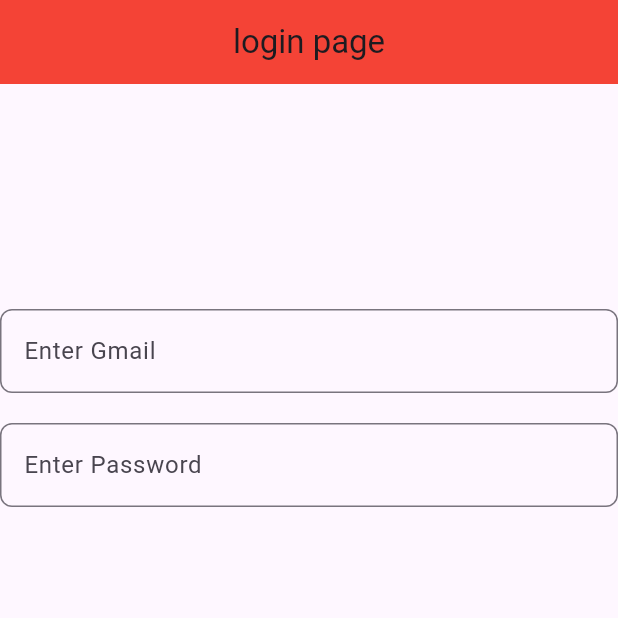
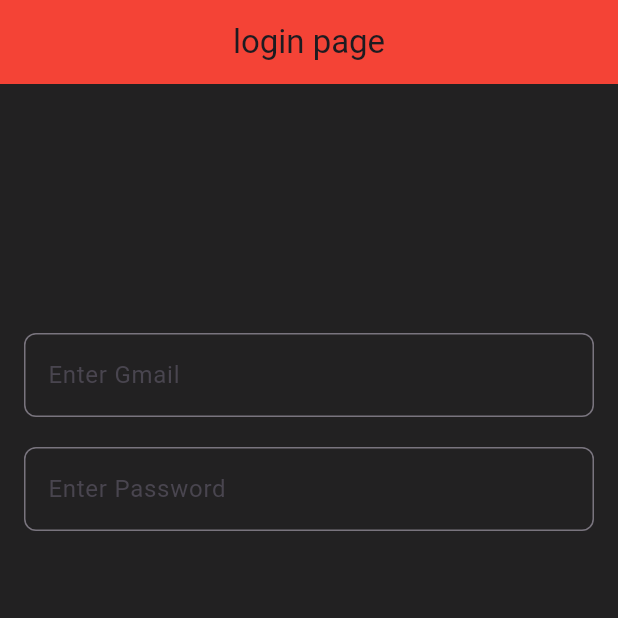
Before and after one commit to aliraza055/descison_app, a Flutter app: the screen it shows after launch, on a phone screen of 412 x 824 dp, the top half of it. Run offline on Flutter 3.47's test engine with Material 3 defaults, Android fonts, the light colour scheme and no system bars; our stand-ins replace firebase_auth, firebase_core; accounts and stored records are empty.

Commit message:
add container to rood widget

```diff
--- a/lib/auth/login.dart
+++ b/lib/auth/login.dart
@@ -20,7 +20,12 @@ class _LoginPageState extends State<LoginPage> {
         title:const Text("login page"),
         centerTitle: true,
       ),
-      body: Column(
+      body: Container(
+        padding:const EdgeInsets.all(16),
+        color: Colors.black87,
+        child: Form(
+          key: _keyform,
+          child: Column(
             children: [
             const  SizedBox(
                 height: 150,
@@ -46,6 +51,8 @@ class _LoginPageState extends State<LoginPage> {
               )
             ],
           ),
+        ),
+      ),
     );
   }
 }
```
Lines whose indentation alone changed are shown as unchanged.
